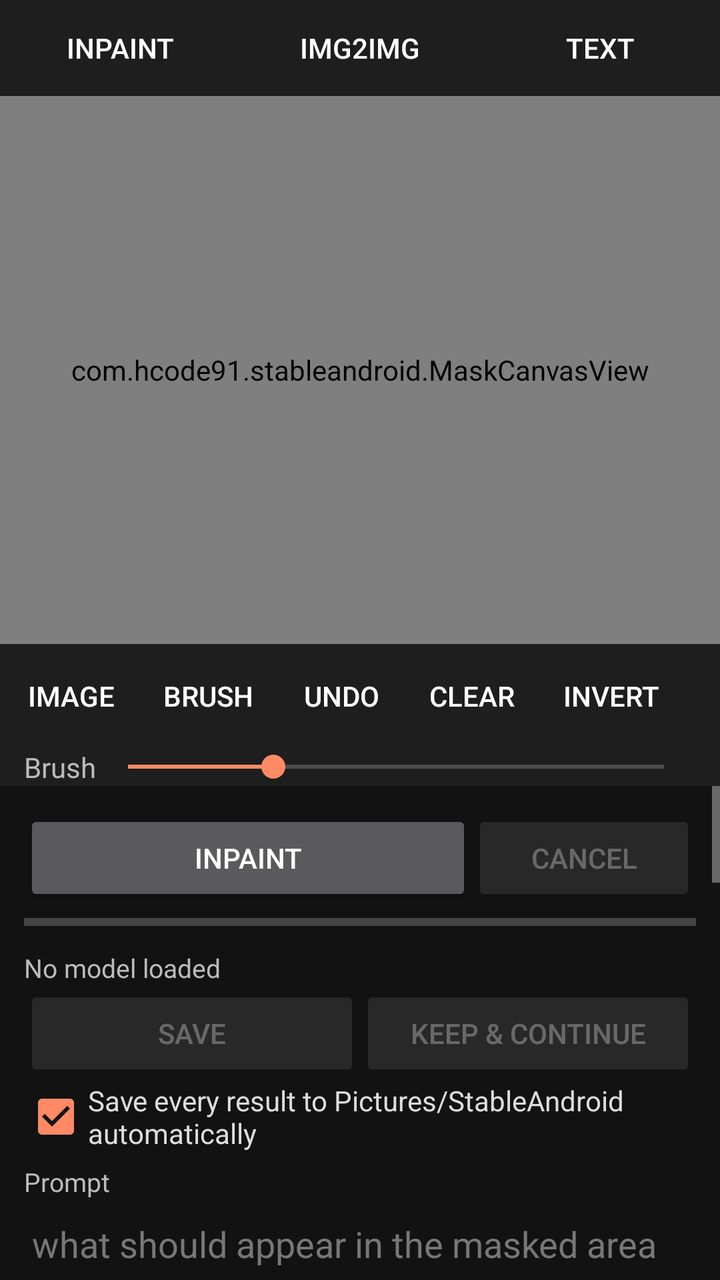
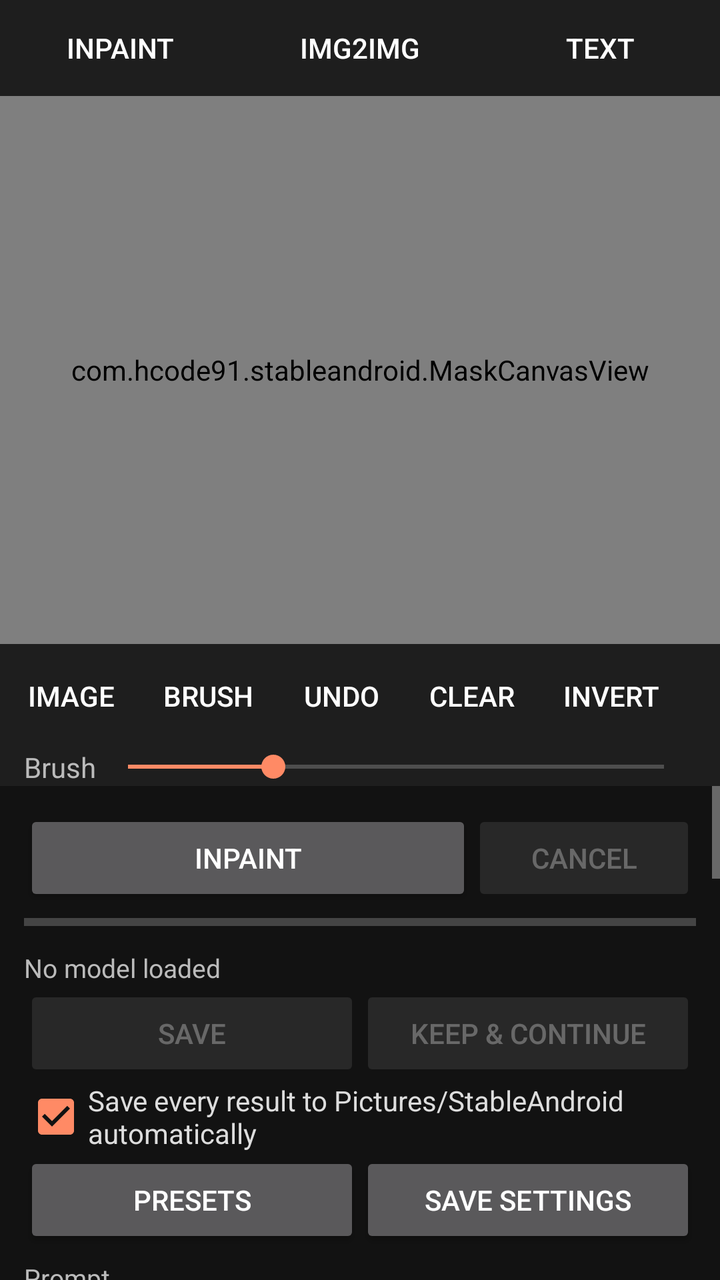

Before-and-after screenshots of an Android layout around one commit, followed by the original layout XML and the change that was made.
<!-- AndroidManifest.xml: application theme AppTheme -->
<!-- res/layout/activity_main.xml -->
<?xml version="1.0" encoding="utf-8"?>
<LinearLayout xmlns:android="http://schemas.android.com/apk/res/android"
    android:id="@+id/root"
    android:layout_width="match_parent"
    android:layout_height="match_parent"
    android:background="#121212"
    android:orientation="vertical">

    <LinearLayout
        android:layout_width="match_parent"
        android:layout_height="wrap_content"
        android:background="#1E1E1E"
        android:orientation="horizontal">

        <Button
            android:id="@+id/btnTabInpaint"
            style="@style/TabBtn"
            android:text="Inpaint" />

        <Button
            android:id="@+id/btnTabCreate"
            style="@style/TabBtn"
            android:text="Img2Img" />

        <Button
            android:id="@+id/btnTabText"
            style="@style/TabBtn"
            android:text="Text" />
    </LinearLayout>

    <com.hcode91.stableandroid.MaskCanvasView
        android:id="@+id/canvas"
        android:layout_width="match_parent"
        android:layout_height="0dp"
        android:layout_weight="1"
        android:background="#000000" />

    
    <HorizontalScrollView
        android:id="@+id/rowTools"
        android:layout_width="match_parent"
        android:layout_height="wrap_content"
        android:background="#1E1E1E"
        android:scrollbars="none">

        <LinearLayout
            android:layout_width="wrap_content"
            android:layout_height="wrap_content"
            android:gravity="center_vertical"
            android:orientation="horizontal"
            android:padding="2dp">

            <Button android:id="@+id/btnImage" style="@style/ToolBtn" android:text="Image" />
            <Button android:id="@+id/btnBrush" style="@style/ToolBtn" android:text="Brush" />
            <Button android:id="@+id/btnUndo" style="@style/ToolBtn" android:text="Undo" />
            <Button android:id="@+id/btnClear" style="@style/ToolBtn" android:text="Clear" />
            <Button android:id="@+id/btnInvert" style="@style/ToolBtn" android:text="Invert" />
            <Button android:id="@+id/btnFit" style="@style/ToolBtn" android:text="Fit" />
            <Button android:id="@+id/btnToggle" style="@style/ToolBtn" android:text="Result" />
        </LinearLayout>
    </HorizontalScrollView>

    <LinearLayout
        android:id="@+id/rowBrush"
        android:layout_width="match_parent"
        android:layout_height="wrap_content"
        android:background="#1E1E1E"
        android:gravity="center_vertical"
        android:orientation="horizontal"
        android:paddingStart="12dp"
        android:paddingEnd="12dp">

        <TextView
            android:layout_width="wrap_content"
            android:layout_height="wrap_content"
            android:text="Brush"
            android:textColor="#BBBBBB" />

        <SeekBar
            android:id="@+id/seekBrush"
            android:layout_width="0dp"
            android:layout_height="wrap_content"
            android:layout_weight="1"
            android:max="200"
            android:min="8"
            android:progress="60" />
    </LinearLayout>

    <ScrollView
        android:id="@+id/settingsScroll"
        android:layout_width="match_parent"
        android:layout_height="0dp"
        android:layout_weight="0.9"
        android:fillViewport="true">

        <LinearLayout
            android:layout_width="match_parent"
            android:layout_height="wrap_content"
            android:orientation="vertical"
            android:padding="12dp">

            
            <LinearLayout
                android:layout_width="match_parent"
                android:layout_height="wrap_content"
                android:orientation="horizontal">

                <Button
                    android:id="@+id/btnGenerate"
                    android:layout_width="0dp"
                    android:layout_height="wrap_content"
                    android:layout_weight="2"
                    android:text="Inpaint" />

                <Button
                    android:id="@+id/btnCancel"
                    android:layout_width="0dp"
                    android:layout_height="wrap_content"
                    android:layout_weight="1"
                    android:enabled="false"
                    android:text="Cancel" />
            </LinearLayout>

            <ProgressBar
                android:id="@+id/progress"
                style="@android:style/Widget.Material.ProgressBar.Horizontal"
                android:layout_width="match_parent"
                android:layout_height="wrap_content"
                android:max="100" />

            <TextView
                android:id="@+id/txtStatus"
                style="@style/Label"
                android:text="No model loaded" />

            <LinearLayout
                android:id="@+id/rowResults"
                android:layout_width="match_parent"
                android:layout_height="wrap_content"
                android:gravity="center_vertical"
                android:orientation="horizontal"
                android:visibility="gone">

                <Button
                    android:id="@+id/btnPrev"
                    android:layout_width="wrap_content"
                    android:layout_height="wrap_content"
                    android:text="◀" />

                <TextView
                    android:id="@+id/txtResult"
                    android:layout_width="0dp"
                    android:layout_height="wrap_content"
                    android:layout_weight="1"
                    android:gravity="center"
                    android:textColor="#FFFFFF"
                    android:textSize="15sp" />

                <Button
                    android:id="@+id/btnNext"
                    android:layout_width="wrap_content"
                    android:layout_height="wrap_content"
                    android:text="▶" />
            </LinearLayout>

            <LinearLayout
                android:layout_width="match_parent"
                android:layout_height="wrap_content"
                android:orientation="horizontal">

                <Button
                    android:id="@+id/btnSave"
                    android:layout_width="0dp"
                    android:layout_height="wrap_content"
                    android:layout_weight="1"
                    android:enabled="false"
                    android:text="Save" />

                <Button
                    android:id="@+id/btnUseResult"
                    android:layout_width="0dp"
                    android:layout_height="wrap_content"
                    android:layout_weight="1"
                    android:enabled="false"
                    android:text="Keep &amp; continue" />
            </LinearLayout>

            <CheckBox
                android:id="@+id/chkAutoSave"
                android:layout_width="wrap_content"
                android:layout_height="wrap_content"
                android:checked="true"
                android:text="Save every result to Pictures/StableAndroid automatically"
                android:textColor="#DDDDDD" />

            
            <TextView style="@style/Label" android:text="Prompt" />
            <EditText
                android:id="@+id/editPrompt"
                style="@style/Field"
                android:gravity="top"
                android:hint="what should appear in the masked area"
                android:inputType="textMultiLine|textCapSentences"
                android:minLines="2" />

            <TextView style="@style/Label" android:text="Negative prompt" />
            <EditText
                android:id="@+id/editNegative"
                style="@style/Field"
                android:gravity="top"
                android:inputType="textMultiLine"
                android:minLines="1" />

            
            <LinearLayout
                android:id="@+id/rowCreate"
                android:layout_width="match_parent"
                android:layout_height="wrap_content"
                android:gravity="bottom"
                android:orientation="horizontal"
                android:visibility="gone">

                <LinearLayout style="@style/Cell" android:layout_weight="2">
                    <TextView style="@style/Label" android:text="Style" />
                    <Spinner android:id="@+id/spinStyle" style="@style/Spin" />
                </LinearLayout>

                <LinearLayout
                    android:id="@+id/cellTxtSize"
                    style="@style/Cell"
                    android:visibility="gone">
                    <TextView style="@style/Label" android:text="Size" />
                    <Spinner android:id="@+id/spinTxtSize" style="@style/Spin" />
                </LinearLayout>

                <Button
                    android:id="@+id/btnStylePhoto"
                    android:layout_width="wrap_content"
                    android:layout_height="wrap_content"
                    android:text="Photo" />
            </LinearLayout>

            
            <LinearLayout
                android:layout_width="match_parent"
                android:layout_height="wrap_content"
                android:orientation="horizontal">

                <LinearLayout style="@style/Cell">
                    <TextView style="@style/Label" android:text="Steps" />
                    <EditText android:id="@+id/editSteps" style="@style/Field" android:inputType="number" android:text="20" />
                </LinearLayout>

                <LinearLayout style="@style/Cell">
                    <TextView style="@style/Label" android:text="CFG" />
                    <EditText android:id="@+id/editCfg" style="@style/Field" android:inputType="numberDecimal" android:text="7" />
                </LinearLayout>

                <LinearLayout android:id="@+id/cellStrength" style="@style/Cell">
                    <TextView style="@style/Label" android:text="Denoise" />
                    <EditText android:id="@+id/editStrength" style="@style/Field" android:inputType="numberDecimal" android:text="1.0" />
                </LinearLayout>
            </LinearLayout>

            <LinearLayout
                android:layout_width="match_parent"
                android:layout_height="wrap_content"
                android:gravity="bottom"
                android:orientation="horizontal">

                <LinearLayout style="@style/Cell" android:layout_weight="2">
                    <TextView style="@style/Label" android:text="Seed (-1 = random)" />
                    <EditText android:id="@+id/editSeed" style="@style/Field" android:inputType="numberSigned" android:text="-1" />
                </LinearLayout>

                <LinearLayout style="@style/Cell">
                    <TextView style="@style/Label" android:text="Images" />
                    <EditText android:id="@+id/editImages" style="@style/Field" android:inputType="number" android:text="3" />
                </LinearLayout>

                <Button
                    android:id="@+id/btnLastSeed"
                    android:layout_width="wrap_content"
                    android:layout_height="wrap_content"
                    android:text="Reuse last" />
            </LinearLayout>

            <LinearLayout
                android:layout_width="match_parent"
                android:layout_height="wrap_content"
                android:orientation="horizontal">

                <LinearLayout style="@style/Cell">
                    <TextView style="@style/Label" android:text="Sampler" />
                    <Spinner android:id="@+id/spinSampler" style="@style/Spin" />
                </LinearLayout>

                <LinearLayout style="@style/Cell">
                    <TextView style="@style/Label" android:text="Scheduler" />
                    <Spinner android:id="@+id/spinScheduler" style="@style/Spin" />
                </LinearLayout>
            </LinearLayout>

            <LinearLayout
                android:id="@+id/rowInpaintSize"
                android:layout_width="match_parent"
                android:layout_height="wrap_content"
                android:orientation="horizontal">

                <LinearLayout android:id="@+id/cellWorkSize" style="@style/Cell">
                    <TextView style="@style/Label" android:text="Working size" />
                    <Spinner android:id="@+id/spinSize" style="@style/Spin" />
                </LinearLayout>

                <LinearLayout android:id="@+id/cellArea" style="@style/Cell">
                    <TextView style="@style/Label" android:text="Inpaint area" />
                    <Spinner android:id="@+id/spinArea" style="@style/Spin" />
                </LinearLayout>
            </LinearLayout>

            <CheckBox
                android:id="@+id/chkBlend"
                android:layout_width="wrap_content"
                android:layout_height="wrap_content"
                android:checked="true"
                android:text="Only change the masked area (blend edges)"
                android:textColor="#DDDDDD" />

            
            <TextView style="@style/Header" android:text="Model" />

            <TextView
                android:id="@+id/txtModel"
                style="@style/Label"
                android:text="No .safetensors chosen" />

            <LinearLayout
                android:layout_width="match_parent"
                android:layout_height="wrap_content"
                android:orientation="horizontal">

                <Button
                    android:id="@+id/btnChooseModel"
                    android:layout_width="0dp"
                    android:layout_height="wrap_content"
                    android:layout_weight="1"
                    android:text="Choose model" />

                <Button
                    android:id="@+id/btnLoadModel"
                    android:layout_width="0dp"
                    android:layout_height="wrap_content"
                    android:layout_weight="1"
                    android:text="Load" />
            </LinearLayout>

            <TextView
                android:id="@+id/txtLora"
                style="@style/Label"
                android:text="LoRA: none" />

            <LinearLayout
                android:layout_width="match_parent"
                android:layout_height="wrap_content"
                android:gravity="bottom"
                android:orientation="horizontal">

                <Button
                    android:id="@+id/btnChooseLora"
                    android:layout_width="0dp"
                    android:layout_height="wrap_content"
                    android:layout_weight="1"
                    android:text="Choose LoRA" />

                <Button
                    android:id="@+id/btnClearLora"
                    android:layout_width="wrap_content"
                    android:layout_height="wrap_content"
                    android:text="Remove" />

                <LinearLayout style="@style/Cell">
                    <TextView style="@style/Label" android:text="Strength" />
                    <EditText android:id="@+id/editLoraStrength" style="@style/Field" android:inputType="numberDecimal" android:text="1.0" />
                </LinearLayout>
            </LinearLayout>

            <TextView style="@style/Label" android:text="Run on" />
            <Spinner android:id="@+id/spinCompute" style="@style/Spin" />

            <TextView
                android:id="@+id/txtDriver"
                style="@style/Label"
                android:text="GPU driver: system" />

            <LinearLayout
                android:layout_width="match_parent"
                android:layout_height="wrap_content"
                android:orientation="horizontal">

                <Button
                    android:id="@+id/btnInstallDriver"
                    android:layout_width="0dp"
                    android:layout_height="wrap_content"
                    android:layout_weight="1"
                    android:text="Install Turnip (.zip)" />

                <Button
                    android:id="@+id/btnRemoveDriver"
                    android:layout_width="0dp"
                    android:layout_height="wrap_content"
                    android:layout_weight="1"
                    android:text="Use system driver" />
            </LinearLayout>

            <CheckBox
                android:id="@+id/chkGpuF32"
                android:layout_width="wrap_content"
                android:layout_height="wrap_content"
                android:checked="false"
                android:text="GPU full precision (slower; try if images come out grey or black; applies after restart)"
                android:textColor="#DDDDDD" />

            <CheckBox
                android:id="@+id/chkGpuSafe"
                android:layout_width="wrap_content"
                android:layout_height="wrap_content"
                android:checked="true"
                android:text="GPU safe mode (avoids shaders some drivers can't build; applies after restart)"
                android:textColor="#DDDDDD" />

            <LinearLayout
                android:layout_width="match_parent"
                android:layout_height="wrap_content"
                android:orientation="horizontal">

                <LinearLayout style="@style/Cell" android:layout_weight="2">
                    <TextView style="@style/Label" android:text="Weights in memory" />
                    <Spinner android:id="@+id/spinWeights" style="@style/Spin" />
                </LinearLayout>

                <LinearLayout style="@style/Cell">
                    <TextView style="@style/Label" android:text="Threads" />
                    <EditText android:id="@+id/editThreads" style="@style/Field" android:inputType="number" />
                </LinearLayout>
            </LinearLayout>

            <LinearLayout
                android:layout_width="match_parent"
                android:layout_height="wrap_content"
                android:orientation="horizontal">

                <LinearLayout style="@style/Cell">
                    <TextView style="@style/Label" android:text="CLIP skip" />
                    <EditText android:id="@+id/editClipSkip" style="@style/Field" android:inputType="numberSigned" android:text="-1" />
                </LinearLayout>

                <LinearLayout style="@style/Cell" android:layout_weight="2">
                    <CheckBox
                        android:id="@+id/chkFlash"
                        android:layout_width="wrap_content"
                        android:layout_height="wrap_content"
                        android:checked="true"
                        android:text="Flash attention"
                        android:textColor="#DDDDDD" />

                    <CheckBox
                        android:id="@+id/chkFastVae"
                        android:layout_width="wrap_content"
                        android:layout_height="wrap_content"
                        android:checked="true"
                        android:text="Fast VAE (TAESD)"
                        android:textColor="#DDDDDD" />

                    <CheckBox
                        android:id="@+id/chkTiling"
                        android:layout_width="wrap_content"
                        android:layout_height="wrap_content"
                        android:checked="true"
                        android:text="Tiled VAE (less RAM)"
                        android:textColor="#DDDDDD" />

                    <CheckBox
                        android:id="@+id/chkMmap"
                        android:layout_width="wrap_content"
                        android:layout_height="wrap_content"
                        android:checked="false"
                        android:text="Memory-map file"
                        android:textColor="#DDDDDD" />
                </LinearLayout>
            </LinearLayout>

            
            <LinearLayout
                android:layout_width="match_parent"
                android:layout_height="wrap_content"
                android:gravity="center_vertical"
                android:orientation="horizontal">

                <TextView style="@style/Header" android:layout_width="0dp" android:layout_weight="1" android:text="Log" />

                <Button
                    android:id="@+id/btnCopyLog"
                    android:layout_width="wrap_content"
                    android:layout_height="wrap_content"
                    android:text="Copy log" />
            </LinearLayout>

            <TextView
                android:id="@+id/txtLog"
                android:layout_width="match_parent"
                android:layout_height="wrap_content"
                android:background="#0A0A0A"
                android:fontFamily="monospace"
                android:padding="6dp"
                android:textColor="#9E9E9E"
                android:textIsSelectable="true"
                android:textSize="10sp" />
        </LinearLayout>
    </ScrollView>
</LinearLayout>
<!-- resources referenced by this layout -->
<resources>
  <style name="Cell">
          <item name="android:layout_width">0dp</item>
          <item name="android:layout_height">wrap_content</item>
          <item name="android:layout_weight">1</item>
          <item name="android:orientation">vertical</item>
          <item name="android:paddingEnd">8dp</item>
      </style>
  <style name="Field">
          <item name="android:layout_width">match_parent</item>
          <item name="android:layout_height">wrap_content</item>
          <item name="android:textColor">#FFFFFF</item>
          <item name="android:textColorHint">#777777</item>
      </style>
  <style name="Header">
          <item name="android:layout_width">wrap_content</item>
          <item name="android:layout_height">wrap_content</item>
          <item name="android:textColor">#FF8A65</item>
          <item name="android:textSize">16sp</item>
          <item name="android:textStyle">bold</item>
          <item name="android:layout_marginTop">16dp</item>
      </style>
  <style name="Label">
          <item name="android:layout_width">wrap_content</item>
          <item name="android:layout_height">wrap_content</item>
          <item name="android:textColor">#BBBBBB</item>
          <item name="android:textSize">13sp</item>
          <item name="android:layout_marginTop">6dp</item>
      </style>
  <style name="Spin">
          <item name="android:layout_width">match_parent</item>
          <item name="android:layout_height">wrap_content</item>
      </style>
  <style name="TabBtn" parent="@android:style/Widget.Material.Button.Borderless">
          <item name="android:layout_width">0dp</item>
          <item name="android:layout_height">wrap_content</item>
          <item name="android:layout_weight">1</item>
          <item name="android:textColor">#FFFFFF</item>
      </style>
  <style name="ToolBtn" parent="@android:style/Widget.Material.Button.Borderless">
          <item name="android:layout_width">wrap_content</item>
          <item name="android:layout_height">wrap_content</item>
          <item name="android:minWidth">64dp</item>
          <item name="android:textColor">#FFFFFF</item>
      </style>
  <style name="AppTheme" parent="@android:style/Theme.Material.NoActionBar">
          <item name="android:colorAccent">#FF8A65</item>
          <item name="android:colorPrimary">#202124</item>
          <item name="android:windowBackground">#121212</item>
      </style>
</resources>

<!-- the commit's change to res/layout/activity_main.xml (unified diff, before → after) -->
@@ -193,6 +193,26 @@
                 android:text="Save every result to Pictures/StableAndroid automatically"
                 android:textColor="#DDDDDD" />
 
+            <LinearLayout
+                android:layout_width="match_parent"
+                android:layout_height="wrap_content"
+                android:orientation="horizontal">
+
+                <Button
+                    android:id="@+id/btnPresets"
+                    android:layout_width="0dp"
+                    android:layout_height="wrap_content"
+                    android:layout_weight="1"
+                    android:text="Presets" />
+
+                <Button
+                    android:id="@+id/btnSavePreset"
+                    android:layout_width="0dp"
+                    android:layout_height="wrap_content"
+                    android:layout_weight="1"
+                    android:text="Save settings" />
+            </LinearLayout>
+
             
             <TextView style="@style/Label" android:text="Prompt" />
             <EditText
